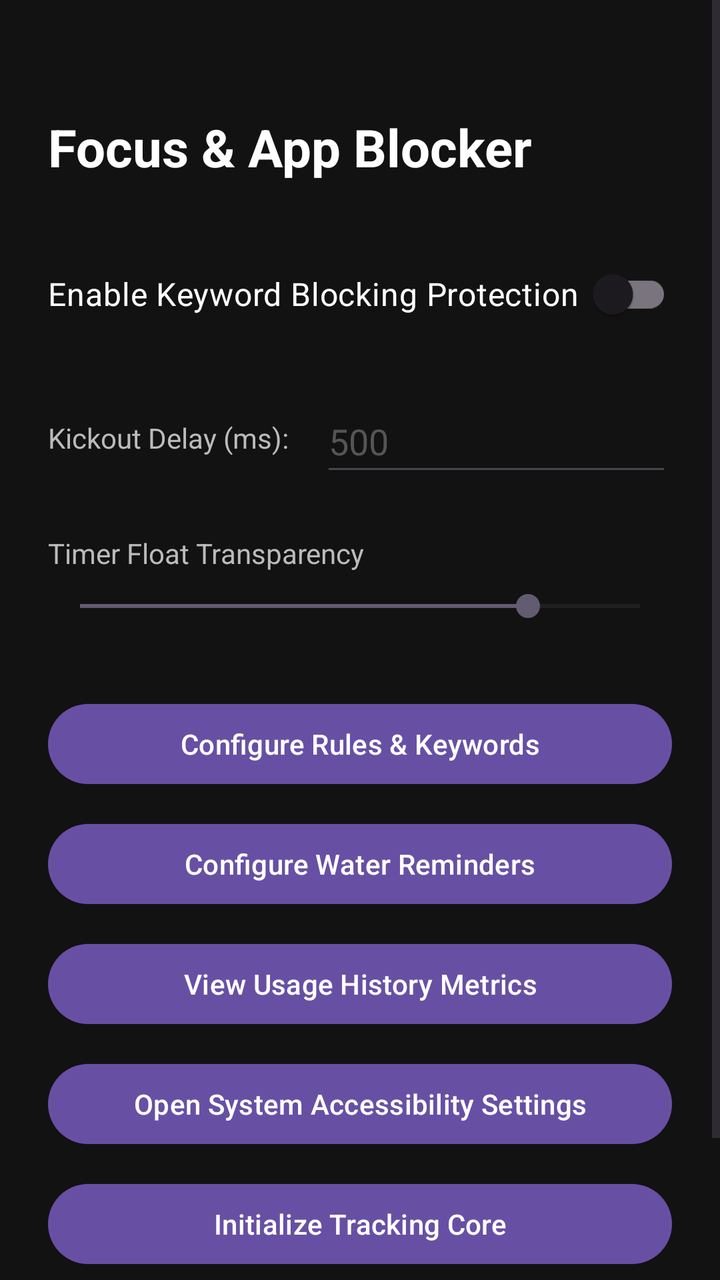
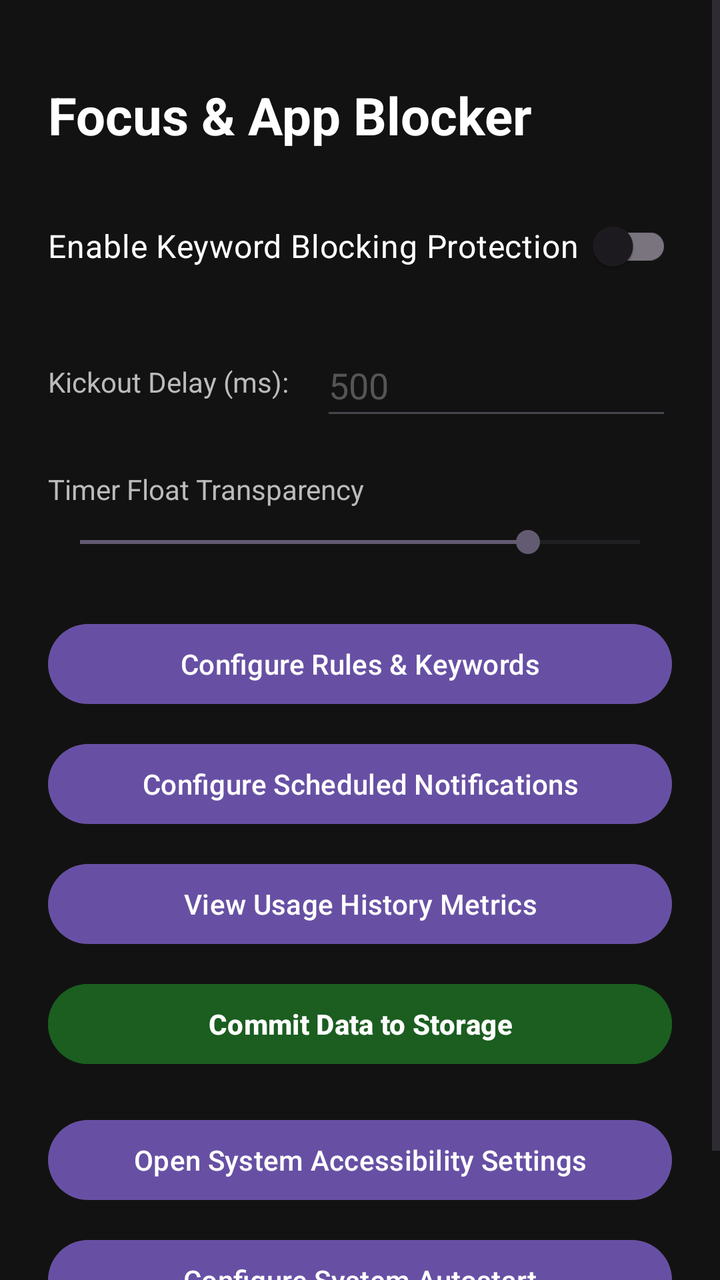

Before-and-after screenshots of an Android layout around one commit, followed by the original layout XML and the change that was made.
<!-- AndroidManifest.xml: application theme Theme.App_Blocker -->
<!-- res/layout/activity_main.xml -->
<?xml version="1.0" encoding="utf-8"?>
<ScrollView xmlns:android="http://schemas.android.com/apk/res/android"
    xmlns:tools="http://schemas.android.com/tools"
    android:id="@+id/main"
    android:layout_width="match_parent"
    android:layout_height="match_parent"
    android:background="#121212"
    android:fillViewport="true"
    tools:context=".MainActivity">

    <LinearLayout
        android:layout_width="match_parent"
        android:layout_height="wrap_content"
        android:orientation="vertical"
        android:padding="24dp">

        <TextView
            android:layout_width="wrap_content"
            android:layout_height="wrap_content"
            android:layout_marginTop="32dp"
            android:text="Focus &amp; App Blocker"
            android:textColor="#FFFFFF"
            android:textSize="26sp"
            android:textStyle="bold" />

        <com.google.android.material.switchmaterial.SwitchMaterial
            android:id="@+id/blockingSwitch"
            android:layout_width="match_parent"
            android:layout_height="wrap_content"
            android:layout_marginTop="32dp"
            android:text="Enable Keyword Blocking Protection"
            android:textColor="#FFFFFF"
            android:textSize="16sp" />

        <LinearLayout
            android:layout_width="match_parent"
            android:layout_height="wrap_content"
            android:layout_marginTop="24dp"
            android:orientation="horizontal"
            android:gravity="center_vertical">

            <TextView
                android:layout_width="wrap_content"
                android:layout_height="wrap_content"
                android:text="Kickout Delay (ms):"
                android:textColor="#BBBBBB"
                android:textSize="14sp" />

            <EditText
                android:id="@+id/delayInput"
                android:layout_width="match_parent"
                android:layout_height="wrap_content"
                android:layout_marginStart="16dp"
                android:hint="500"
                android:textColorHint="#555555"
                android:textColor="#FFFFFF"
                android:inputType="number"
                android:minHeight="48dp" />
        </LinearLayout>

        <TextView
            android:layout_width="wrap_content"
            android:layout_height="wrap_content"
            android:layout_marginTop="24dp"
            android:text="Timer Float Transparency"
            android:textColor="#BBBBBB"
            android:textSize="14sp" />

        <SeekBar
            android:id="@+id/transparencySeekBar"
            android:layout_width="match_parent"
            android:layout_height="wrap_content"
            android:layout_marginTop="8dp"
            android:max="100"
            android:progress="80" />

        <Button
            android:id="@+id/manageKeywordsButton"
            android:layout_width="match_parent"
            android:layout_height="wrap_content"
            android:layout_marginTop="36dp"
            android:text="Configure Rules &amp; Keywords" />

        <Button
            android:id="@+id/waterSettingsButton"
            android:layout_width="match_parent"
            android:layout_height="wrap_content"
            android:layout_marginTop="12dp"
            android:text="Configure Water Reminders" />

        <Button
            android:id="@+id/historyButton"
            android:layout_width="match_parent"
            android:layout_height="wrap_content"
            android:layout_marginTop="12dp"
            android:text="View Usage History Metrics" />

        <Button
            android:id="@+id/enableServiceButton"
            android:layout_width="match_parent"
            android:layout_height="wrap_content"
            android:layout_marginTop="12dp"
            android:text="Open System Accessibility Settings" />

        <Button
            android:id="@+id/startTrackingButton"
            android:layout_width="match_parent"
            android:layout_height="wrap_content"
            android:layout_marginTop="12dp"
            android:text="Initialize Tracking Core" />

        <Button
            android:id="@+id/enableAutostartButton"
            android:layout_width="match_parent"
            android:layout_height="wrap_content"
            android:layout_marginTop="12dp"
            android:text="Configure System Autostart" />

    </LinearLayout>
</ScrollView>
<!-- resources referenced by this layout -->
<resources>
  <style name="Theme.App_Blocker" parent="Base.Theme.App_Blocker" />
  <style name="Base.Theme.App_Blocker" parent="Theme.Material3.DayNight.NoActionBar">
          
          
      </style>
</resources>

<!-- the commit's change to res/layout/activity_main.xml (unified diff, before → after) -->
@@ -1,11 +1,12 @@
 <?xml version="1.0" encoding="utf-8"?>
 <ScrollView xmlns:android="http://schemas.android.com/apk/res/android"
     xmlns:tools="http://schemas.android.com/tools"
-    android:id="@+id/main"
+    android:id="@+id/mainRootLayout"
     android:layout_width="match_parent"
     android:layout_height="match_parent"
     android:background="#121212"
     android:fillViewport="true"
+    android:fitsSystemWindows="true"
     tools:context=".MainActivity">
 
     <LinearLayout
@@ -17,7 +18,7 @@
         <TextView
             android:layout_width="wrap_content"
             android:layout_height="wrap_content"
-            android:layout_marginTop="32dp"
+            android:layout_marginTop="16dp"
             android:text="Focus &amp; App Blocker"
             android:textColor="#FFFFFF"
             android:textSize="26sp"
@@ -27,7 +28,7 @@
             android:id="@+id/blockingSwitch"
             android:layout_width="match_parent"
             android:layout_height="wrap_content"
-            android:layout_marginTop="32dp"
+            android:layout_marginTop="24dp"
             android:text="Enable Keyword Blocking Protection"
             android:textColor="#FFFFFF"
             android:textSize="16sp" />
@@ -35,7 +36,7 @@
         <LinearLayout
             android:layout_width="match_parent"
             android:layout_height="wrap_content"
-            android:layout_marginTop="24dp"
+            android:layout_marginTop="20dp"
             android:orientation="horizontal"
             android:gravity="center_vertical">
 
@@ -61,7 +62,7 @@
         <TextView
             android:layout_width="wrap_content"
             android:layout_height="wrap_content"
-            android:layout_marginTop="24dp"
+            android:layout_marginTop="20dp"
             android:text="Timer Float Transparency"
             android:textColor="#BBBBBB"
             android:textSize="14sp" />
@@ -78,15 +79,15 @@
             android:id="@+id/manageKeywordsButton"
             android:layout_width="match_parent"
             android:layout_height="wrap_content"
-            android:layout_marginTop="36dp"
+            android:layout_marginTop="28dp"
             android:text="Configure Rules &amp; Keywords" />
 
         <Button
-            android:id="@+id/waterSettingsButton"
+            android:id="@+id/notificationSchedulerButton"
             android:layout_width="match_parent"
             android:layout_height="wrap_content"
             android:layout_marginTop="12dp"
-            android:text="Configure Water Reminders" />
+            android:text="Configure Scheduled Notifications" />
 
         <Button
             android:id="@+id/historyButton"
@@ -96,24 +97,28 @@
             android:text="View Usage History Metrics" />
 
         <Button
+            android:id="@+id/btnCommitStorageMain"
+            android:layout_width="match_parent"
+            android:layout_height="wrap_content"
+            android:layout_marginTop="12dp"
+            android:backgroundTint="#1B5E20"
+            android:text="Commit Data to Storage"
+            android:textColor="#FFFFFF"
+            android:textStyle="bold" />
+
+        <Button
             android:id="@+id/enableServiceButton"
             android:layout_width="match_parent"
             android:layout_height="wrap_content"
-            android:layout_marginTop="12dp"
+            android:layout_marginTop="20dp"
             android:text="Open System Accessibility Settings" />
-
-        <Button
-            android:id="@+id/startTrackingButton"
-            android:layout_width="match_parent"
-            android:layout_height="wrap_content"
-            android:layout_marginTop="12dp"
-            android:text="Initialize Tracking Core" />
 
         <Button
             android:id="@+id/enableAutostartButton"
             android:layout_width="match_parent"
             android:layout_height="wrap_content"
             android:layout_marginTop="12dp"
+            android:layout_marginBottom="24dp"
             android:text="Configure System Autostart" />
 
     </LinearLayout>
<!-- resource entries referenced after the edit -->
@@ -3,7 +3,8 @@
   <style name="Theme.App_Blocker" parent="Base.Theme.App_Blocker" />
   <style name="Base.Theme.App_Blocker" parent="Theme.Material3.DayNight.NoActionBar">
           
-          
+          <item name="android:statusBarColor">#121212</item>
+          <item name="android:navigationBarColor">#121212</item>
       </style>
 </resources>
 
